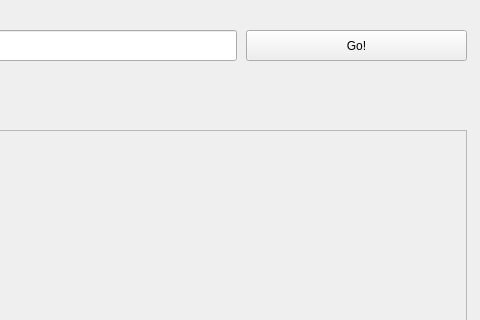
The window that yt_download.ui (fornakter/yt_downloader-qt) describes before a commit, drawn with Qt 5; both pictures show x 384 to 864 and y 0 to 320 of the 864 by 502 pixel window.
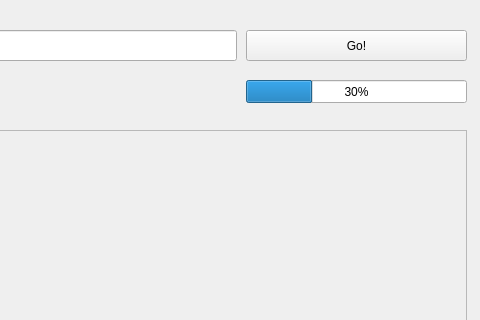
The same window after the commit.

```diff
--- a/yt_download.ui
+++ b/yt_download.ui
@@ -185,6 +185,31 @@
      <string>Clear</string>
     </property>
    </widget>
+   <widget class="QProgressBar" name="progressBar">
+    <property name="geometry">
+     <rect>
+      <x>630</x>
+      <y>80</y>
+      <width>221</width>
+      <height>23</height>
+     </rect>
+    </property>
+    <property name="maximum">
+     <number>10</number>
+    </property>
+    <property name="value">
+     <number>3</number>
+    </property>
+    <property name="alignment">
+     <set>Qt::AlignCenter</set>
+    </property>
+    <property name="textVisible">
+     <bool>true</bool>
+    </property>
+    <property name="orientation">
+     <enum>Qt::Horizontal</enum>
+    </property>
+   </widget>
   </widget>
   <widget class="QMenuBar" name="menubar">
    <property name="geometry">
```
